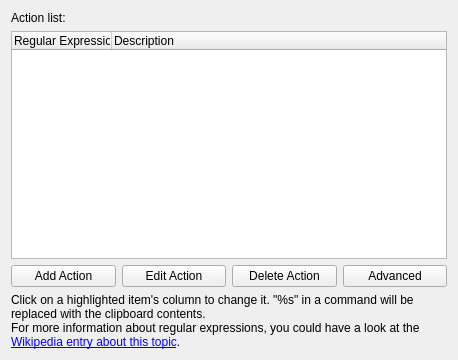
This is klipper/actionsconfig.ui in mgottschlag/kwin-tiling as Qt 5 draws it before an edit. The edited form follows.
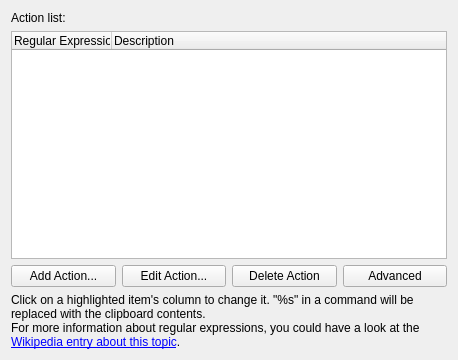
This is the edited form. Custom widgets are drawn as their Qt base class.

What changed in the file:
```diff
--- a/klipper/actionsconfig.ui
+++ b/klipper/actionsconfig.ui
@@ -40,14 +40,14 @@
      <item>
       <widget class="QPushButton" name="pbAddAction">
        <property name="text">
-        <string>Add Action</string>
+        <string>Add Action...</string>
        </property>
       </widget>
      </item>
      <item>
       <widget class="QPushButton" name="pbEditAction">
        <property name="text">
-        <string>Edit Action</string>
+        <string>Edit Action...</string>
        </property>
       </widget>
      </item>
```
